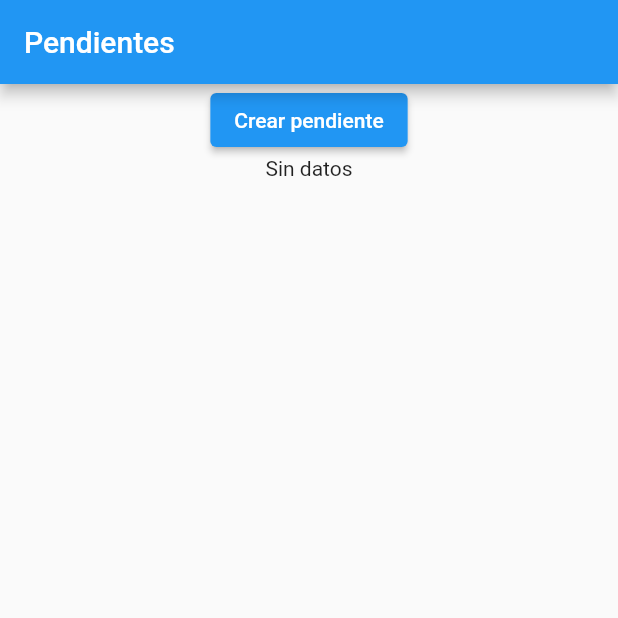
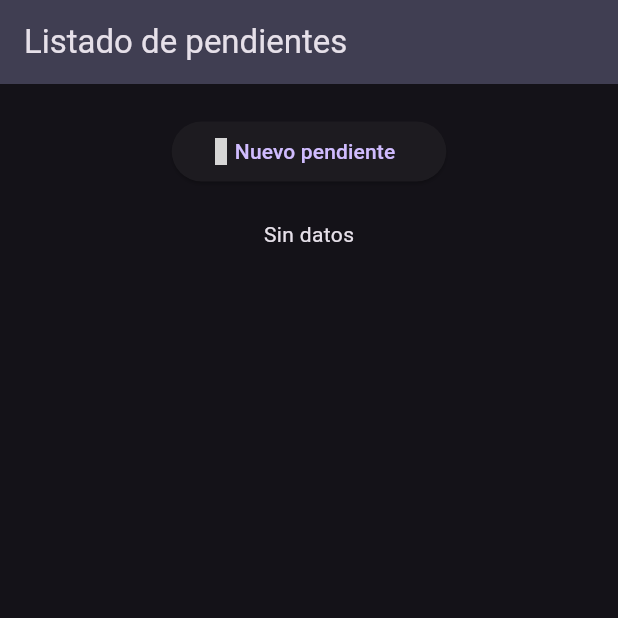
Before and after one commit to AndyJCR8/segundo_parcial_moviles, a Flutter app: the screen it shows after launch, on a phone screen of 412 x 824 dp, the top half of it. Run offline on Flutter 3.47's test engine with Material 2 defaults, Android fonts, the phone set to English and light mode, and no system bars; our stand-ins replace firebase_core, material_design_icons_flutter; accounts and stored records are empty; grey boxes are pictures that could not be loaded.

Commit message:
Correción de interfaz de usuario

```diff
--- a/lib/main.dart
+++ b/lib/main.dart
@@ -1,12 +1,12 @@
+import 'package:flutter/material.dart';
+import 'package:material_design_icons_flutter/material_design_icons_flutter.dart';
 import 'dart:async';
-import 'dart:ffi';
-
-import 'package:flutter/material.dart';
 
 void main() {
   runApp(MaterialApp(
     debugShowCheckedModeBanner: false,
     home: MyApp(),
+    theme: ThemeData.dark(useMaterial3: true),
   ));
 }
 
@@ -39,34 +39,52 @@ class _MyAppState extends State<MyApp> {
   @override
   Widget build(BuildContext context) {
     return MaterialApp(
+        theme: ThemeData.dark(useMaterial3: true),
+        debugShowCheckedModeBanner: false,
         home: Scaffold(
             appBar: AppBar(
-              title: Text('Pendientes'),
+              title: const Text('Listado de pendientes'),
+              backgroundColor: const Color.fromARGB(255, 64, 62, 82),
             ),
             body: Center(
                 child: Column(children: <Widget>[
               Center(
-                child: ElevatedButton(
+                  child: Column(
+                children: [
+                  const Text(""),
+                  ElevatedButton(
                     onPressed: () {
                       // _createModal(context);
                       registroModal(context, "Datos de nuevo pendiente", -1,
                           true, '', '', '');
                     },
-                    child: const Text("Crear pendiente")),
+                    child: SizedBox(
+                        width: 135,
+                        child: Row(
+                          children: [
+                            Icon(MdiIcons.plus),
+                            const Text("Nuevo pendiente"),
+                          ],
+                        )),
                   ),
+                  const Text(""),
+                ],
+              )),
               Expanded(
                   child: StreamBuilder(
                       stream: _streamController.stream,
                       builder: (context, snapshot) {
                         if (snapshot.hasData) {
-                          List<Record>? regs = snapshot.data;
+                          List<Record>? recs = snapshot.data;
                           return ListView.builder(
-                            itemCount: regs?.length,
+                            itemCount: recs?.length,
                             itemBuilder: (context, index) {
-                              return ListTile(
-                                title: Text('Dato: ${regs?[index].title}'),
-                                subtitle:
-                                    Text('Número: ${regs?[index].description}'),
+                              return Card(
+                                  child: ListTile(
+                                leading: Icon(MdiIcons.check),
+                                title: Text('${recs?[index].title}'),
+                                subtitle: Text(
+                                    '${recs?[index].description} - ${recs?[index].state}'),
                                 trailing: Row(
                                   mainAxisSize: MainAxisSize.min,
                                   children: [
@@ -81,13 +99,13 @@ class _MyAppState extends State<MyApp> {
                                               records[index].description,
                                               records[index].state);
                                         },
-                                        icon: const Icon(Icons.edit)),
+                                        icon: Icon(MdiIcons.pencil)),
                                     IconButton(
                                         onPressed: () {
                                           records.removeAt(index);
                                           _streamController.add(records);
                                         },
-                                        icon: const Icon(Icons.delete)),
+                                        icon: Icon(MdiIcons.trashCan)),
                                   ],
                                 ),
                                 onTap: () {
@@ -100,12 +118,12 @@ class _MyAppState extends State<MyApp> {
                                       records[index].description,
                                       records[index].state);
                                 },
-                              );
+                              ));
                             },
                           );
                         } else {
                           // return CircularProgressIndicator();
-                          return Text("Sin datos");
+                          return const Text("Sin datos");
                         }
                       }))
             ]))));
@@ -122,13 +140,14 @@ class _MyAppState extends State<MyApp> {
           title: Center(
             child: Text(sub),
           ),
-          content: Column(children: [
+          content: SingleChildScrollView(
+            child: Column(children: [
               const Text(""),
               TextFormField(
                 enabled: allowedit,
                 style: const TextStyle(
                   color: Colors
-                    .black, // Establece el color del texto cuando está deshabilitado
+                      .white, // Establece el color del texto cuando está deshabilitado
                 ),
                 initialValue: title,
                 decoration: const InputDecoration(labelText: 'Titulo'),
@@ -140,7 +159,7 @@ class _MyAppState extends State<MyApp> {
                 enabled: allowedit,
                 style: const TextStyle(
                   color: Colors
-                    .black, // Establece el color del texto cuando está deshabilitado
+                      .white, // Establece el color del texto cuando está deshabilitado
                 ),
                 initialValue: description,
                 decoration: const InputDecoration(labelText: 'Descripción'),
@@ -153,7 +172,7 @@ class _MyAppState extends State<MyApp> {
                 enabled: allowedit,
                 style: const TextStyle(
                   color: Colors
-                    .black, // Establece el color del texto cuando está deshabilitado
+                      .white, // Establece el color del texto cuando está deshabilitado
                 ),
                 initialValue: state,
                 decoration: const InputDecoration(labelText: 'Estado'),
@@ -163,6 +182,7 @@ class _MyAppState extends State<MyApp> {
                 },
               ),
             ]),
+          ),
           actions: <Widget>[
             Visibility(
               visible: allowedit,
--- a/pubspec.yaml
+++ b/pubspec.yaml
@@ -12,6 +12,7 @@ dependencies:
   flutter:
     sdk: flutter
   http: ^1.1.0
+  material_design_icons_flutter: ^7.0.7296
 
 dev_dependencies:
   flutter_test:
```
Also changed, not shown: pubspec.lock. Lines whose indentation alone changed are shown as unchanged.
